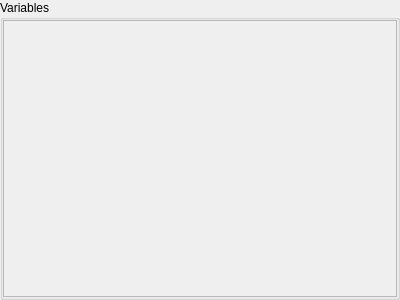
Above: src/interface/widgets/variables/variables.ui from StephaneBranly/LO21-RPN-Calculator before the change. Below: the same form after it.
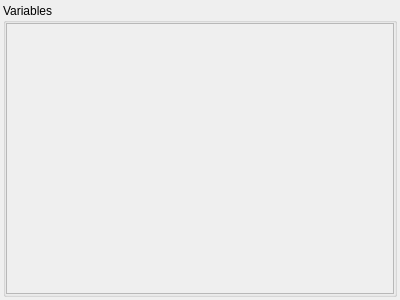
That is the form after the change.

```diff
--- a/src/interface/widgets/variables/variables.ui
+++ b/src/interface/widgets/variables/variables.ui
@@ -10,21 +10,27 @@
     <height>300</height>
    </rect>
   </property>
+  <property name="minimumSize">
+   <size>
+    <width>350</width>
+    <height>250</height>
+   </size>
+  </property>
   <property name="windowTitle">
    <string>Form</string>
   </property>
   <layout class="QGridLayout" name="gridLayout">
    <property name="leftMargin">
-    <number>0</number>
+    <number>3</number>
    </property>
    <property name="topMargin">
-    <number>0</number>
+    <number>3</number>
    </property>
    <property name="rightMargin">
-    <number>0</number>
+    <number>3</number>
    </property>
    <property name="bottomMargin">
-    <number>0</number>
+    <number>3</number>
    </property>
    <item row="0" column="0">
     <widget class="QGroupBox" name="groupBox">
@@ -54,8 +60,8 @@
           <rect>
            <x>0</x>
            <y>0</y>
-           <width>392</width>
-           <height>273</height>
+           <width>386</width>
+           <height>271</height>
           </rect>
          </property>
         </widget>
```
